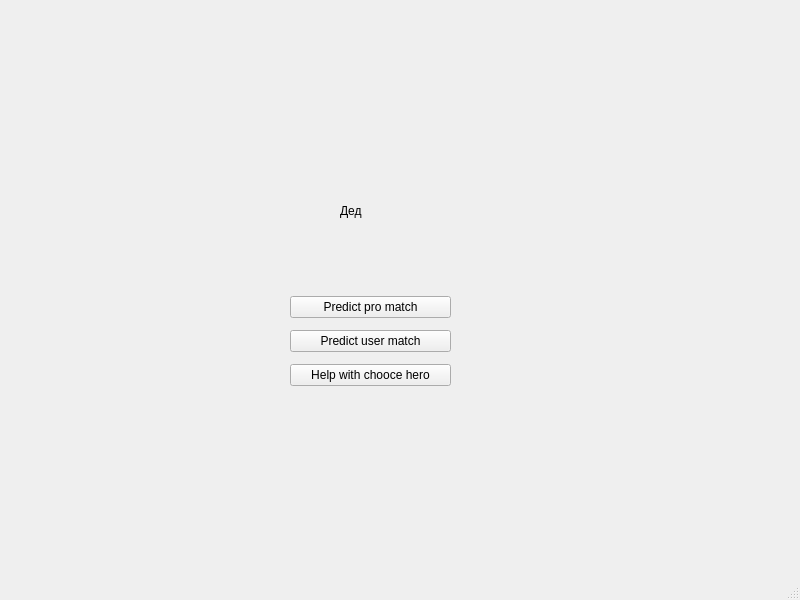
Old version of the form C++GUI/Oracle/mainwindow.ui in the repository epsinenta/The-dota2-predictor.
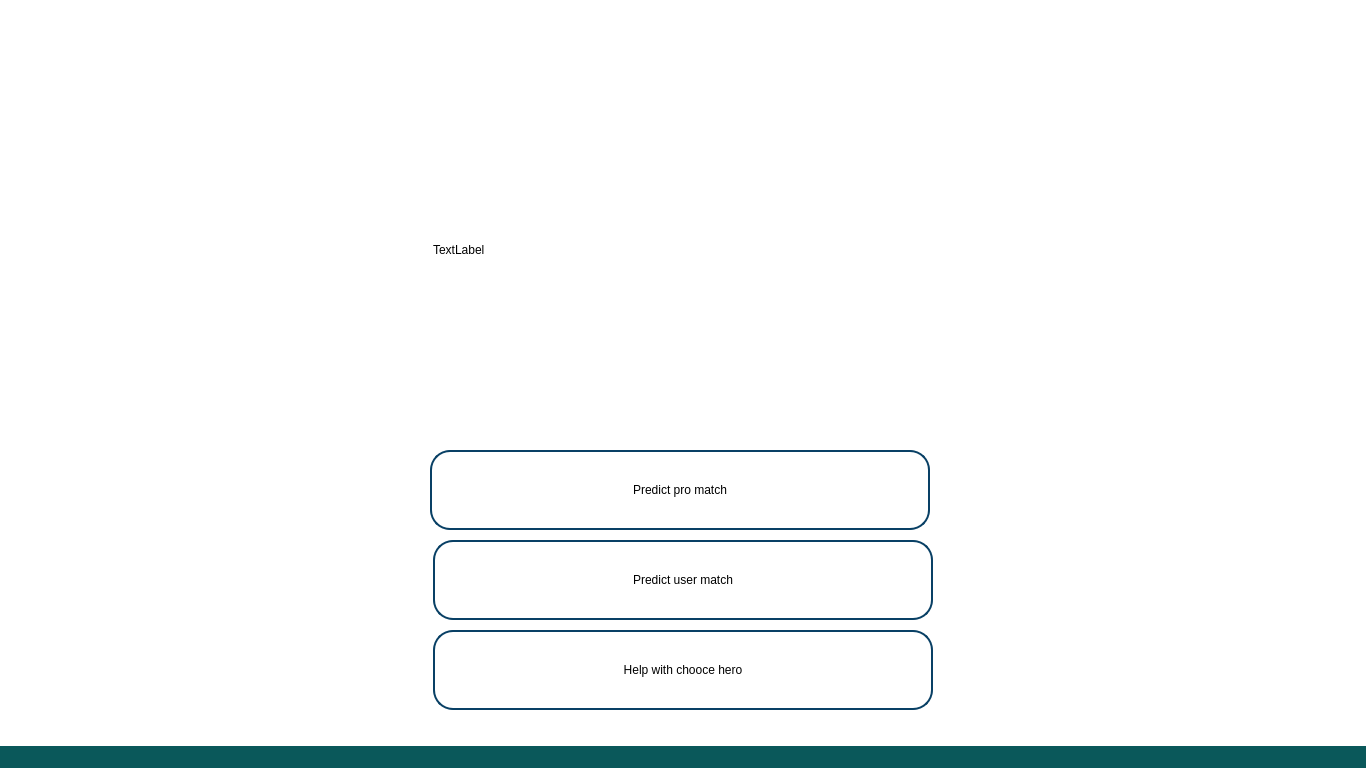
New version of the form.

Diff of the .ui file:
```diff
--- a/C++GUI/Oracle/mainwindow.ui
+++ b/C++GUI/Oracle/mainwindow.ui
@@ -2,64 +2,119 @@
 <ui version="4.0">
  <class>MainWindow</class>
  <widget class="QMainWindow" name="MainWindow">
+  <property name="enabled">
+   <bool>true</bool>
+  </property>
   <property name="geometry">
    <rect>
     <x>0</x>
     <y>0</y>
-    <width>800</width>
-    <height>600</height>
+    <width>1366</width>
+    <height>768</height>
    </rect>
   </property>
   <property name="windowTitle">
    <string>MainWindow</string>
   </property>
+  <property name="styleSheet">
+   <string notr="true">background-color: rgb(10, 88, 90);</string>
+  </property>
   <widget class="QWidget" name="centralwidget">
-   <widget class="QLabel" name="label">
+   <property name="styleSheet">
+    <string notr="true">background-color: rgb(255, 255, 255);</string>
+   </property>
+   <widget class="QPushButton" name="help">
+    <property name="enabled">
+     <bool>true</bool>
+    </property>
     <property name="geometry">
      <rect>
-      <x>340</x>
-      <y>150</y>
-      <width>161</width>
-      <height>121</height>
+      <x>433</x>
+      <y>630</y>
+      <width>500</width>
+      <height>80</height>
      </rect>
     </property>
+    <property name="styleSheet">
+     <string notr="true">background-color: rgb(255, 255, 255);
+color: rgb(0, 0, 0);
+border-radius: 20px;            
+border: 2px solid #094065;
+font: 14pt &quot;Sans Serif Collection&quot;;</string>
+    </property>
     <property name="text">
-     <string>Дед</string>
+     <string>Help with chooce hero</string>
     </property>
    </widget>
-   <widget class="QWidget" name="">
+   <widget class="QPushButton" name="PredictUSER">
+    <property name="enabled">
+     <bool>true</bool>
+    </property>
     <property name="geometry">
      <rect>
-      <x>290</x>
-      <y>290</y>
-      <width>161</width>
-      <height>103</height>
+      <x>433</x>
+      <y>540</y>
+      <width>500</width>
+      <height>80</height>
      </rect>
     </property>
-    <layout class="QVBoxLayout" name="verticalLayout">
-     <item>
-      <widget class="QPushButton" name="pushButton">
-       <property name="text">
-        <string>Predict pro match</string>
-       </property>
-      </widget>
-     </item>
-     <item>
-      <widget class="QPushButton" name="pushButton_2">
-       <property name="text">
-        <string>Predict user match</string>
-       </property>
-      </widget>
-     </item>
-     <item>
-      <widget class="QPushButton" name="pushButton_3">
-       <property name="text">
-        <string>Help with chooce hero</string>
-       </property>
-      </widget>
-     </item>
-    </layout>
+    <property name="styleSheet">
+     <string notr="true">background-color: rgb(255, 255, 255);
+color: rgb(0, 0, 0);
+border-radius: 20px;            
+border: 2px solid #094065;
+font: 14pt &quot;Sans Serif Collection&quot;;</string>
+    </property>
+    <property name="text">
+     <string>Predict user match</string>
+    </property>
    </widget>
+   <widget class="QPushButton" name="PredictPRO">
+    <property name="enabled">
+     <bool>true</bool>
+    </property>
+    <property name="geometry">
+     <rect>
+      <x>430</x>
+      <y>450</y>
+      <width>500</width>
+      <height>80</height>
+     </rect>
+    </property>
+    <property name="whatsThis">
+     <string>&lt;html&gt;&lt;head/&gt;&lt;body&gt;&lt;p align=&quot;right&quot;&gt;&lt;br/&gt;&lt;/p&gt;&lt;/body&gt;&lt;/html&gt;</string>
+    </property>
+    <property name="styleSheet">
+     <string notr="true">background-color: rgb(255, 255, 255);
+color: rgb(0, 0, 0);
+border-radius: 20px;            
+border: 2px solid #094065;
+font: 14pt &quot;Sans Serif Collection&quot;;</string>
+    </property>
+    <property name="text">
+     <string>Predict pro match</string>
+    </property>
+   </widget>
+   <widget class="QLabel" name="mainimg">
+    <property name="geometry">
+     <rect>
+      <x>433</x>
+      <y>50</y>
+      <width>500</width>
+      <height>400</height>
+     </rect>
+    </property>
+    <property name="styleSheet">
+     <string notr="true"/>
+    </property>
+    <property name="text">
+     <string>TextLabel</string>
+    </property>
+   </widget>
+   <zorder>mainimg</zorder>
+   <zorder>help</zorder>
+   <zorder>PredictUSER</zorder>
+   <zorder>PredictPRO</zorder>
   </widget>
   <widget class="QMenuBar" name="menubar">
    <property name="geometry">
```
Left out of the diff: 2 changed lines with no effect on the pictures.
